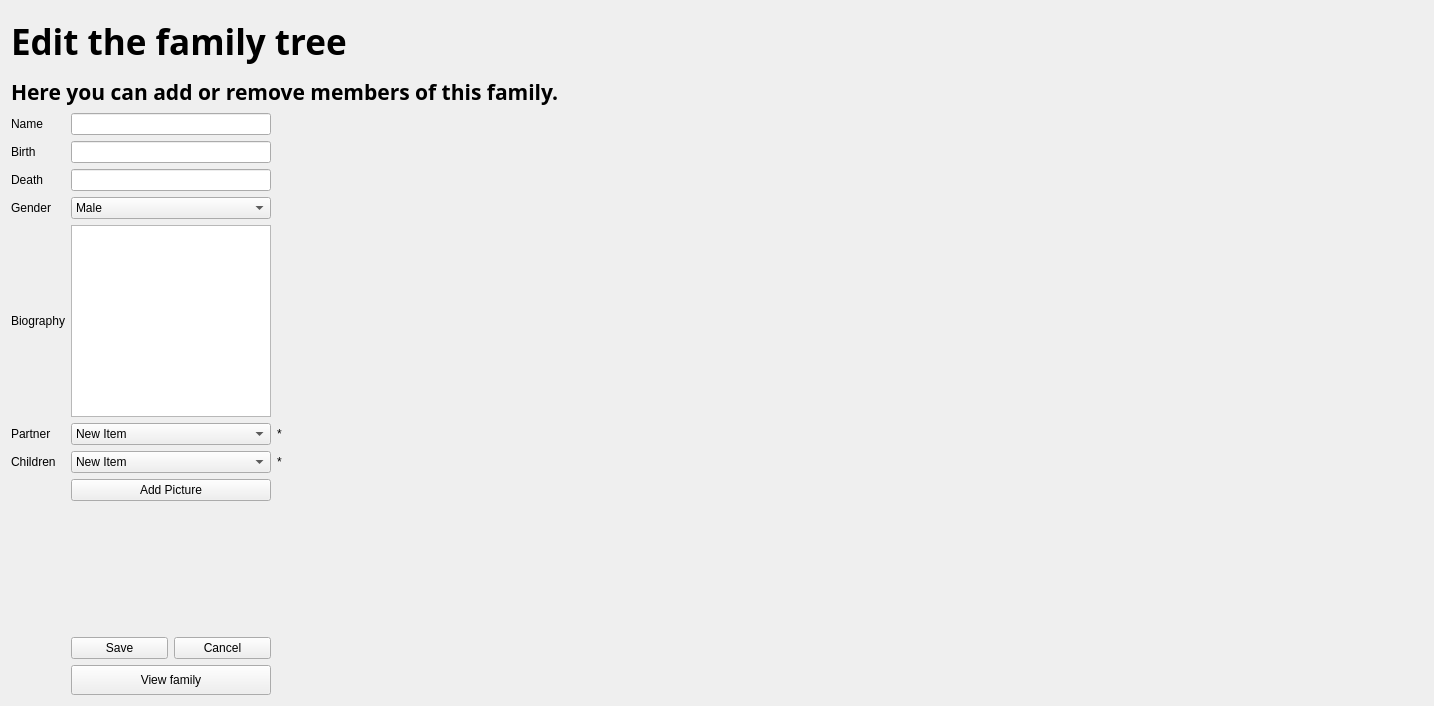
Old version of the form FamilyTree/src/gui/editpage.ui in the repository moumitahmad/Stammbaum.
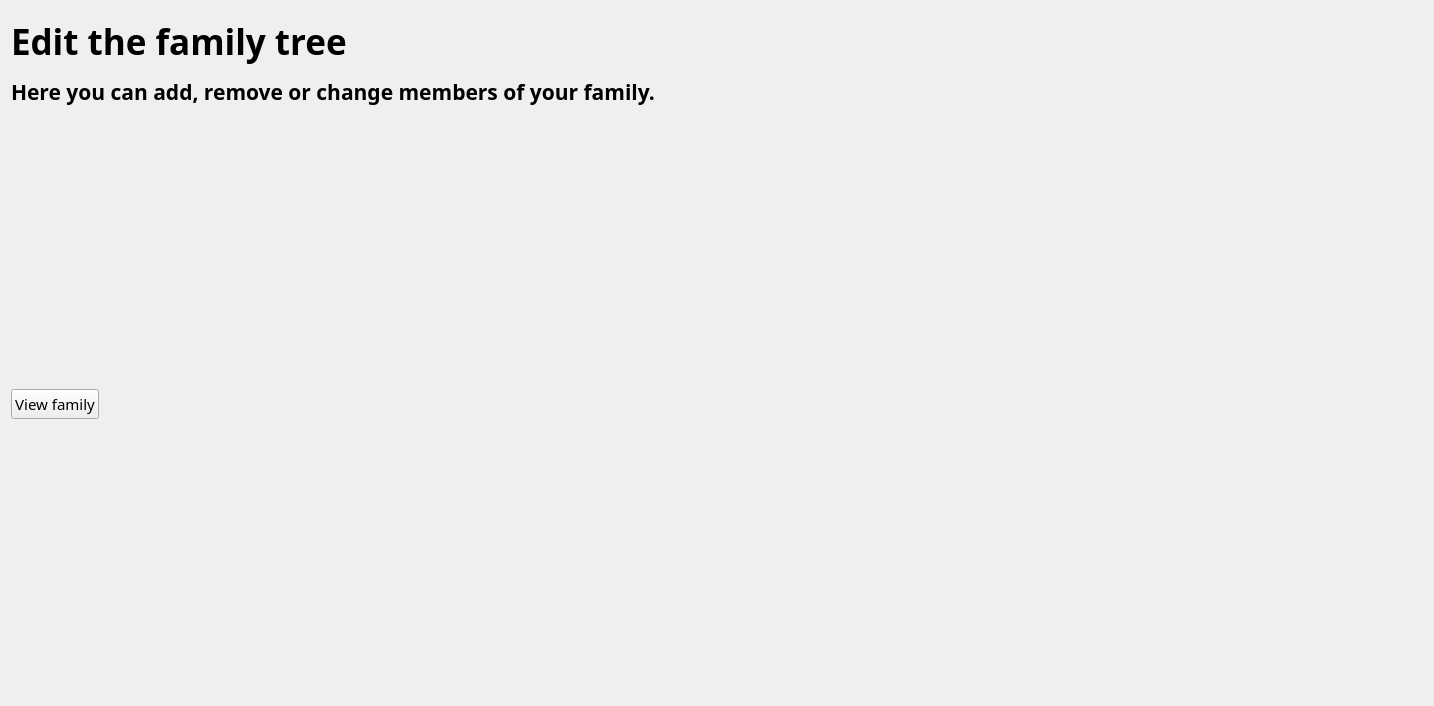
New version of the form.

```diff
--- a/FamilyTree/src/gui/editpage.ui
+++ b/FamilyTree/src/gui/editpage.ui
@@ -78,7 +78,7 @@
         </font>
        </property>
        <property name="text">
-        <string>Here you can add or remove members of this family.</string>
+        <string>Here you can add, remove or change members of your family.</string>
        </property>
       </widget>
      </item>
@@ -87,271 +87,20 @@
        <item>
         <layout class="QVBoxLayout" name="verticalLayout_3">
          <item>
-          <layout class="QGridLayout" name="gridLayout_3">
-           <item row="5" column="0">
-            <widget class="QLabel" name="label">
-             <property name="text">
-              <string>Partner</string>
-             </property>
-            </widget>
-           </item>
-           <item row="0" column="1">
-            <widget class="QLineEdit" name="In_Name">
-             <property name="sizePolicy">
-              <sizepolicy hsizetype="Minimum" vsizetype="Fixed">
-               <horstretch>0</horstretch>
-               <verstretch>0</verstretch>
-              </sizepolicy>
-             </property>
-             <property name="minimumSize">
-              <size>
-               <width>200</width>
-               <height>0</height>
-              </size>
-             </property>
-             <property name="maximumSize">
-              <size>
-               <width>200</width>
-               <height>16777215</height>
-              </size>
-             </property>
-            </widget>
-           </item>
-           <item row="6" column="2">
-            <widget class="QLabel" name="LabelAsterisk2">
-             <property name="text">
-              <string>*</string>
-             </property>
-            </widget>
-           </item>
-           <item row="9" column="1">
-            <layout class="QHBoxLayout" name="horizontalLayout_3">
-             <item>
-              <widget class="QPushButton" name="ButtonSave">
-               <property name="text">
-                <string>Save</string>
-               </property>
-              </widget>
-             </item>
-             <item>
-              <widget class="QPushButton" name="ButtonCancel">
-               <property name="text">
-                <string>Cancel</string>
-               </property>
-              </widget>
-             </item>
-            </layout>
-           </item>
-           <item row="7" column="1">
-            <widget class="QPushButton" name="ButtonAddPicture">
-             <property name="text">
-              <string>Add Picture</string>
-             </property>
-            </widget>
-           </item>
-           <item row="4" column="0">
-            <widget class="QLabel" name="LabelBiography">
-             <property name="text">
-              <string>Biography</string>
-             </property>
-            </widget>
-           </item>
-           <item row="0" column="0">
-            <widget class="QLabel" name="LabelName">
-             <property name="text">
-              <string>Name</string>
-             </property>
-            </widget>
-           </item>
-           <item row="6" column="0">
-            <widget class="QLabel" name="label_2">
-             <property name="text">
-              <string>Children</string>
-             </property>
-            </widget>
-           </item>
-           <item row="1" column="1">
-            <widget class="QLineEdit" name="In_Birth">
-             <property name="sizePolicy">
-              <sizepolicy hsizetype="Minimum" vsizetype="Fixed">
-               <horstretch>0</horstretch>
-               <verstretch>0</verstretch>
-              </sizepolicy>
-             </property>
-             <property name="minimumSize">
-              <size>
-               <width>200</width>
-               <height>0</height>
-              </size>
-             </property>
-             <property name="maximumSize">
-              <size>
-               <width>200</width>
-               <height>16777215</height>
-              </size>
-             </property>
-            </widget>
-           </item>
-           <item row="3" column="1">
-            <widget class="QComboBox" name="ChooseGender">
-             <property name="sizePolicy">
-              <sizepolicy hsizetype="Minimum" vsizetype="Fixed">
-               <horstretch>0</horstretch>
-               <verstretch>0</verstretch>
-              </sizepolicy>
-             </property>
-             <property name="minimumSize">
-              <size>
-               <width>200</width>
-               <height>0</height>
-              </size>
-             </property>
-             <property name="maximumSize">
-              <size>
-               <width>200</width>
-               <height>16777215</height>
-              </size>
-             </property>
-             <item>
-              <property name="text">
-               <string>Male</string>
-              </property>
-             </item>
-             <item>
-              <property name="text">
-               <string>Female</string>
-              </property>
-             </item>
-             <item>
-              <property name="text">
-               <string>Diverse</string>
-              </property>
-             </item>
-            </widget>
-           </item>
-           <item row="3" column="0">
-            <widget class="QLabel" name="LabelGender">
-             <property name="text">
-              <string>Gender</string>
-             </property>
-            </widget>
-           </item>
-           <item row="4" column="1">
-            <widget class="QTextEdit" name="TextBiography">
-             <property name="sizePolicy">
-              <sizepolicy hsizetype="Minimum" vsizetype="Minimum">
-               <horstretch>0</horstretch>
-               <verstretch>0</verstretch>
-              </sizepolicy>
-             </property>
-             <property name="minimumSize">
-              <size>
-               <width>200</width>
-               <height>0</height>
-              </size>
-             </property>
-             <property name="maximumSize">
-              <size>
-               <width>200</width>
-               <height>16777215</height>
-              </size>
-             </property>
-            </widget>
-           </item>
-           <item row="5" column="1">
-            <widget class="QComboBox" name="ChoosePartner">
-             <item>
-              <property name="text">
-               <string>New Item</string>
-              </property>
-             </item>
-            </widget>
-           </item>
-           <item row="2" column="0">
-            <widget class="QLabel" name="LabelDeath">
-             <property name="text">
-              <string>Death</string>
-             </property>
-            </widget>
-           </item>
-           <item row="10" column="1">
-            <widget class="QPushButton" name="ButtonViewFamily">
-             <property name="sizePolicy">
-              <sizepolicy hsizetype="Fixed" vsizetype="Fixed">
-               <horstretch>0</horstretch>
-               <verstretch>0</verstretch>
-              </sizepolicy>
-             </property>
-             <property name="minimumSize">
-              <size>
-               <width>200</width>
-               <height>30</height>
-              </size>
-             </property>
-             <property name="text">
-              <string>View family</string>
-             </property>
-            </widget>
-           </item>
-           <item row="5" column="2">
-            <widget class="QLabel" name="LabelAsterisk">
-             <property name="text">
-              <string>*</string>
-             </property>
-            </widget>
-           </item>
-           <item row="6" column="1">
-            <widget class="QComboBox" name="ChooseChildren">
-             <item>
-              <property name="text">
-               <string>New Item</string>
-              </property>
-             </item>
-            </widget>
-           </item>
-           <item row="2" column="1">
-            <widget class="QLineEdit" name="In_Death">
-             <property name="sizePolicy">
-              <sizepolicy hsizetype="Minimum" vsizetype="Fixed">
-               <horstretch>0</horstretch>
-               <verstretch>0</verstretch>
-              </sizepolicy>
-             </property>
-             <property name="minimumSize">
-              <size>
-               <width>200</width>
-               <height>0</height>
-              </size>
-             </property>
-             <property name="maximumSize">
-              <size>
-               <width>200</width>
-               <height>16777215</height>
-              </size>
-             </property>
-            </widget>
-           </item>
-           <item row="1" column="0">
-            <widget class="QLabel" name="LabelBirth">
-             <property name="text">
-              <string>Birth</string>
-             </property>
-            </widget>
-           </item>
-           <item row="8" column="1">
-            <spacer name="verticalSpacer">
-             <property name="orientation">
-              <enum>Qt::Vertical</enum>
-             </property>
-             <property name="sizeHint" stdset="0">
-              <size>
-               <width>20</width>
-               <height>40</height>
-              </size>
-             </property>
-            </spacer>
-           </item>
-          </layout>
+          <layout class="QVBoxLayout" name="editPanel"/>
+         </item>
+         <item>
+          <widget class="QPushButton" name="ButtonViewFamily">
+           <property name="font">
+            <font>
+             <family>Sawasdee</family>
+             <pointsize>11</pointsize>
+            </font>
+           </property>
+           <property name="text">
+            <string>View family</string>
+           </property>
+          </widget>
          </item>
         </layout>
        </item>
```
Left out of the diff: 2 changed lines with no effect on the pictures.
